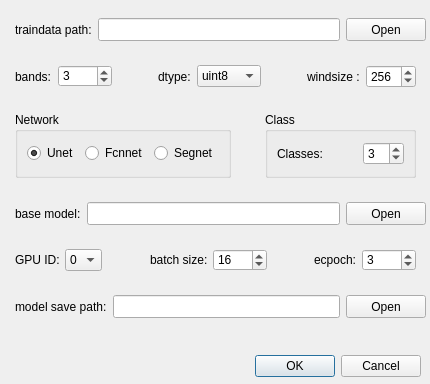
The window that ui/trainUi/TrainMulticlass.ui (scrssys/semantic_segment_RSImage) describes before a commit, drawn with Qt 5.
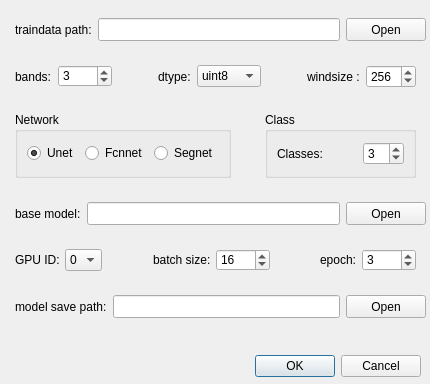
The same window after the commit.

What changed in the file:
```diff
--- a/ui/trainUi/TrainMulticlass.ui
+++ b/ui/trainUi/TrainMulticlass.ui
@@ -539,7 +539,7 @@
       <item>
        <widget class="QLabel" name="label_7">
         <property name="text">
-         <string>ecpoch:</string>
+         <string>epoch:</string>
         </property>
        </widget>
       </item>
```
